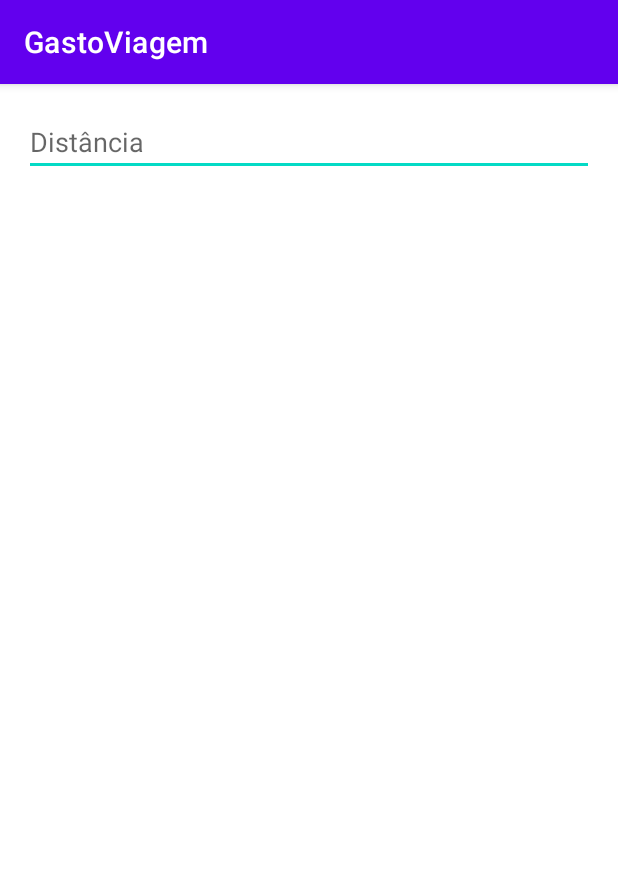
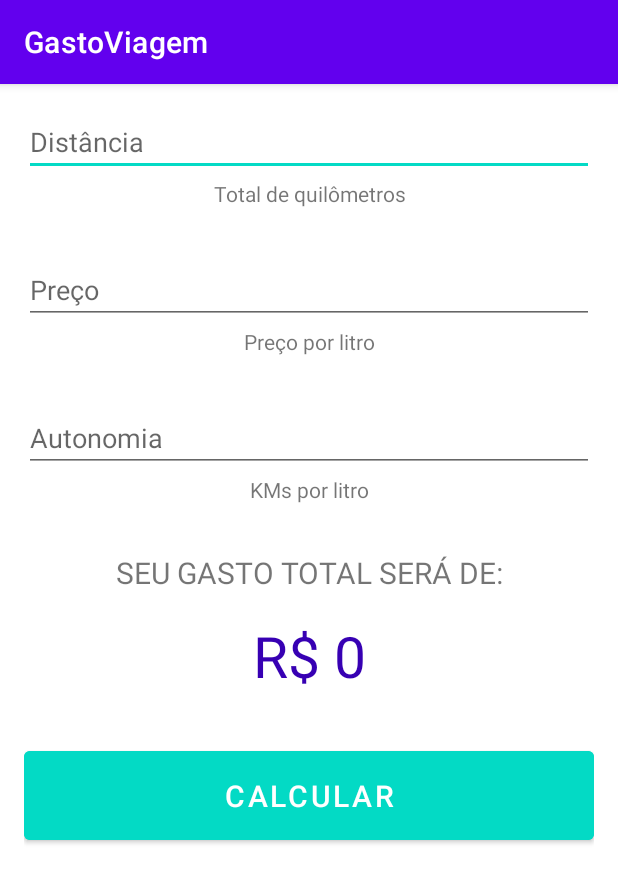
Before and after one commit to walisson-martins/gastos-viagem-kotlin, an Android app: the screen it shows after launch (MainActivity), on a phone screen of 412 x 824 dp. Shown: the top 883 px of the screen. Run offline under Robolectric (Android 15) with nearby library versions, the phone set to English and light mode, and no system bars.

Commit message:
feat: adicionando identificador e ajuste das nomenclaturas

```diff
--- a/app/src/main/res/layout/activity_main.xml
+++ b/app/src/main/res/layout/activity_main.xml
@@ -8,8 +8,74 @@
     tools:context=".MainActivity">
 
     <EditText
+        android:id="@+id/edit_distance"
         android:layout_width="match_parent"
         android:layout_height="wrap_content"
-        android:hint="@string/distancia" />
+        android:hint="@string/distance" />
+
+    <TextView
+        android:layout_width="match_parent"
+        android:layout_height="wrap_content"
+        android:layout_marginTop="2dp"
+        android:gravity="center"
+        android:text="@string/total_km" />
+
+    <EditText
+        android:id="@+id/edit_preco"
+        android:layout_width="match_parent"
+        android:layout_height="wrap_content"
+        android:layout_marginTop="32dp"
+        android:hint="@string/price" />
+
+    <TextView
+        android:layout_width="match_parent"
+        android:layout_height="wrap_content"
+        android:layout_marginTop="2dp"
+        android:gravity="center"
+        android:text="@string/price_per_liter" />
+
+    <EditText
+        android:id="@+id/edit_autonomy"
+        android:layout_width="match_parent"
+        android:layout_height="wrap_content"
+        android:layout_marginTop="32dp"
+        android:hint="@string/autonomy" />
+
+    <TextView
+        android:layout_width="match_parent"
+        android:layout_height="wrap_content"
+        android:layout_marginTop="2dp"
+        android:gravity="center"
+        android:text="@string/kms_per_liter" />
+
+    <TextView
+        android:layout_width="match_parent"
+        android:layout_height="wrap_content"
+        android:layout_marginTop="32dp"
+        android:gravity="center"
+        android:text="@string/total_spend"
+        android:textAllCaps="true"
+        android:textSize="20sp" />
+
+    <TextView
+        android:id="@+id/text_total_value"
+        android:layout_width="match_parent"
+        android:layout_height="wrap_content"
+        android:layout_marginTop="16dp"
+        android:gravity="center"
+        android:text="@string/total_value"
+        android:textAllCaps="true"
+        android:textColor="@color/purple_700"
+        android:textSize="38sp" />
+
+    <Button
+        android:id="@+id/button_calculate"
+        android:layout_width="match_parent"
+        android:layout_height="wrap_content"
+        android:layout_marginTop="32dp"
+        android:backgroundTint="@color/teal_200"
+        android:padding="16dp"
+        android:text="@string/calculate"
+        android:textSize="20sp" />
 
 </LinearLayout>
--- a/app/src/main/res/values/strings.xml
+++ b/app/src/main/res/values/strings.xml
@@ -1,4 +1,12 @@
 <resources>
     <string name="app_name">GastoViagem</string>
-    <string name="distancia">Distância</string>
+    <string name="distance">Distância</string>
+    <string name="total_km">Total de quilômetros</string>
+    <string name="price">Preço</string>
+    <string name="price_per_liter">Preço por litro</string>
+    <string name="autonomy">Autonomia</string>
+    <string name="kms_per_liter">KMs por litro</string>
+    <string name="total_spend">Seu gasto total será de:</string>
+    <string name="total_value">R$ 0</string>
+    <string name="calculate">Calcular</string>
 </resources>
```
